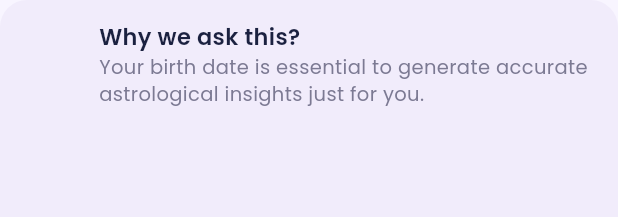
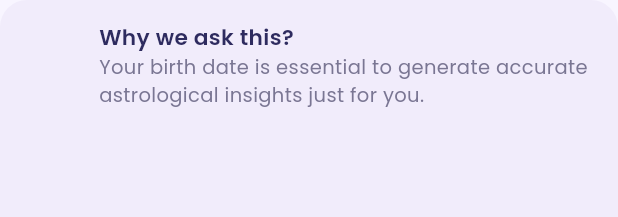
Before and after one commit to aaddrriisshh-dev/Asktro, a Flutter app: the InfoNote widget shown alone on an empty page, opened directly, on a phone screen of 412 x 824 dp. Shown: the top 217 px of the screen. Run offline on Flutter 3.47's test engine with Material 3 defaults, Android fonts, the phone set to English and light mode, and no system bars; our stand-ins replace cloud_firestore, cloud_functions, connectivity_plus, equatable, firebase_analytics, firebase_auth and 11 more; missing offline and left inert: razorpay_flutter; accounts and stored records are empty.

Commit message:
feat(customer): rebuild onboarding to approved design system + tokens
Apply the approved ASKTRO onboarding design system as the single source
of truth (onboarding_style.dart):
- Fonts: Cormorant Garamond (headings) + Poppins (body/buttons).
- Tokens: bg #F5F2FF, text #2E2B5F/#7A7693, gold #D4AF37, border #E8E1F8,
  soft shadow (y8/blur24/8%), radii btn18/input16/card24, 24px padding.

Fixes from device review:
- GoldButton is now full-width (56dp, r18) — the collapsed-oval bug is gone.
- Logo sized up; text-field focus outline removed; scenery de-conflicted.
- Titles are width-constrained so they never run under the illustration.

Illustration system (reusable-library approach): a small celestial asset
set (star field + corner glow + temple scenery) reused across all screens
for one consistent identity, plus ONE contextual illustration per screen
(moon, two figures, zodiac wheel, sun wheel, globe+pin, paired figures +
heart, speech bubbles) rendered as transparent vector PNGs.

Preview: docs/preview/asktro-onboarding-v3.png

Co-Authored-By: Claude Opus 4.8 <noreply@anthropic.com>
Claude-Session: https://claude.ai/code/session_01ARN2cW8n5nnHYScBdeGde2

```diff
--- a/apps/customer/lib/features/profile_setup/onboarding_style.dart
+++ b/apps/customer/lib/features/profile_setup/onboarding_style.dart
@@ -1,77 +1,93 @@
 import 'package:flutter/material.dart';
 import 'package:google_fonts/google_fonts.dart';
 
-/// Design tokens for the ASKTRO onboarding — a distinct navy + gold + serif
-/// language (replicated from the product design), kept local to this feature so
-/// it doesn't affect the rest of the app's purple/Poppins system.
+/// ASKTRO onboarding design system — the single source of truth for the
+/// celestial navy/gold look. Tokens below are the approved design spec; change
+/// them here and every onboarding screen updates. Kept local to this feature so
+/// the rest of the app is unaffected until we roll the system out app-wide.
 ///
-/// Fonts are best-match Google Fonts: Playfair Display for the elegant serif
-/// headings/buttons, Poppins for body. Swap `_heading` / `_body` here to change
-/// them everywhere in onboarding at once.
+///   Fonts   headings Cormorant Garamond · body/buttons Poppins
+///   Colors  bg #F5F2FF · text #2E2B5F/#7A7693 · gold #D4AF37 · border #E8E1F8
+///   Spacing pad 24 · section 32 · card 20 · radii btn18/input16/card24
 abstract final class Ob {
   // ---- palette ----
-  static const Color navy = Color(0xFF1B2140);
-  static const Color navySoft = Color(0xFF2A2E52);
+  static const Color bgColor = Color(0xFFF5F2FF);
+  static const Color surface = Color(0xFFFFFFFF);
+  static const Color navy = Color(0xFF2E2B5F); // primary text
+  static const Color grey = Color(0xFF7A7693); // secondary text
+  static const Color gold = Color(0xFFD4AF37);
+  static const Color goldDeep = Color(0xFFB8942A);
+  static const Color border = Color(0xFFE8E1F8);
   static const Color purple = Color(0xFF7E57C2);
   static const Color purpleDeep = Color(0xFF5E3FBE);
-  static const Color grey = Color(0xFF7C7A93);
-  static const Color card = Color(0xFFFFFFFF);
   static const Color lavender = Color(0xFFF1ECFB);
   static const Color lavenderChip = Color(0xFFEDE6FA);
-  static const Color line = Color(0xFFEDE8F6);
 
-  // gold
-  static const Color gold = Color(0xFFF3B928);
-  static const Color goldDeep = Color(0xFFEBA019);
-  static const Color goldSoft = Color(0xFFEBC974);
-  static const Color selectedFill = Color(0xFFFCF4D6);
-  static const Color selectedBorder = Color(0xFFF0C84C);
+  // selection (gold tint)
+  static const Color selectedFill = Color(0xFFFBF4DC);
+  static const Color selectedBorder = Color(0xFFE4C55C);
 
   static const LinearGradient goldGradient = LinearGradient(
     begin: Alignment.topLeft,
     end: Alignment.bottomRight,
-    colors: [Color(0xFFF7CE4F), Color(0xFFEEA51F)],
+    colors: [Color(0xFFEAD079), Color(0xFFD4AF37)],
   );
   static const LinearGradient goldCircle = LinearGradient(
     begin: Alignment.topLeft,
     end: Alignment.bottomRight,
-    colors: [Color(0xFFF9CD4B), Color(0xFFEFA824)],
+    colors: [Color(0xFFEBD27C), Color(0xFFCFA834)],
   );
 
-  static const LinearGradient bg = LinearGradient(
-    begin: Alignment.topCenter,
-    end: Alignment.bottomCenter,
-    colors: [Color(0xFFF6F2FC), Color(0xFFEFE8FA)],
-  );
+  // ---- spacing / sizing tokens ----
+  static const double screenPad = 24;
+  static const double section = 32;
+  static const double cardPad = 20;
+  static const double btnHeight = 56;
+  static const double btnRadius = 18;
+  static const double inputRadius = 16;
+  static const double cardRadius = 24;
+  static const double illoTop = 40;
 
+  // ---- shadows (very soft: y8, blur24, 8%) ----
   static List<BoxShadow> get softShadow => const [
-        BoxShadow(color: Color(0x14000000), blurRadius: 22, offset: Offset(0, 10)),
+        BoxShadow(color: Color(0x1419123A), blurRadius: 24, offset: Offset(0, 8)),
       ];
   static List<BoxShadow> get goldShadow => [
-        BoxShadow(color: gold.withValues(alpha: 0.42), blurRadius: 22, offset: const Offset(0, 10)),
+        BoxShadow(color: gold.withValues(alpha: 0.34), blurRadius: 20, offset: const Offset(0, 8)),
       ];
 
   // ---- type ----
-  static TextStyle _heading(double s, FontWeight w, Color c) =>
-      GoogleFonts.playfairDisplay(fontSize: s, fontWeight: w, color: c, height: 1.15);
-  static TextStyle _body(double s, FontWeight w, Color c) =>
-      GoogleFonts.poppins(fontSize: s, fontWeight: w, color: c, height: 1.4);
+  static TextStyle _h(double s, FontWeight w, Color c) =>
+      GoogleFonts.cormorantGaramond(fontSize: s, fontWeight: w, color: c, height: 1.1);
+  static TextStyle _b(double s, FontWeight w, Color c) =>
+      GoogleFonts.poppins(fontSize: s, fontWeight: w, color: c, height: 1.45);
 
-  static TextStyle get display => _heading(34, FontWeight.w700, navy);
-  static TextStyle get title => _heading(30, FontWeight.w600, navy);
-  static TextStyle get titleAccent => _heading(30, FontWeight.w600, purpleDeep);
-  static TextStyle get button => _heading(20, FontWeight.w600, navy);
-  static TextStyle get subtitle => _body(15, FontWeight.w400, grey);
-  static TextStyle get option => _body(17, FontWeight.w500, navy);
-  static TextStyle get noteTitle => _body(15, FontWeight.w600, navy);
-  static TextStyle get note => _body(13, FontWeight.w400, grey);
-  static TextStyle get secure => _body(13, FontWeight.w500, grey);
-  static TextStyle get sectionLabel => _body(15, FontWeight.w600, navy);
-  static TextStyle get wheel => _body(20, FontWeight.w600, navy);
-  static TextStyle get wheelFaint => _body(18, FontWeight.w400, const Color(0xFFBBB5CC));
+  static TextStyle get hero => _h(46, FontWeight.w700, navy);
+  static TextStyle get display => _h(40, FontWeight.w700, navy);
+  static TextStyle get title => _h(34, FontWeight.w700, navy);
+  static TextStyle get titleAccent => _h(34, FontWeight.w700, purple);
+  static TextStyle get subtitle => _b(15, FontWeight.w400, grey);
+  static TextStyle get subtitleLg => _b(19, FontWeight.w400, navy);
+  static TextStyle get button => _b(17, FontWeight.w600, navy);
+  static TextStyle get option => _b(16, FontWeight.w500, navy);
+  static TextStyle get noteTitle => _b(14.5, FontWeight.w600, navy);
+  static TextStyle get note => _b(13, FontWeight.w400, grey);
+  static TextStyle get secure => _b(13, FontWeight.w500, grey);
+  static TextStyle get sectionLabel => _b(15, FontWeight.w600, navy);
+  static TextStyle get wheel => _b(20, FontWeight.w600, navy);
+  static TextStyle get optionLabel => _h(24, FontWeight.w600, navy); // gender card labels
 
   // ---- assets ----
-  static const String zodiac = 'assets/onboarding/zodiac_wheel.png';
+  static const String stars = 'assets/onboarding/dc_stars.png';
+  static const String glow = 'assets/onboarding/dc_glow.png';
   static const String scenery = 'assets/onboarding/scenery.png';
   static const String gift = 'assets/onboarding/giftbox.png';
+
+  static const String ilName = 'assets/onboarding/il_name.png';
+  static const String ilGender = 'assets/onboarding/il_gender.png';
+  static const String ilDate = 'assets/onboarding/il_date.png';
+  static const String ilTime = 'assets/onboarding/il_time.png';
+  static const String ilPlace = 'assets/onboarding/il_place.png';
+  static const String ilRel = 'assets/onboarding/il_rel.png';
+  static const String ilLang = 'assets/onboarding/il_lang.png';
 }
```
Also changed, not shown: apps/customer/lib/features/profile_setup/onboarding_widgets.dart (+58 -51 lines), apps/customer/lib/features/profile_setup/profile_setup_screen.dart (+101 -225 lines), apps/customer/assets/onboarding/dc_glow.png (added), apps/customer/assets/onboarding/dc_stars.png (added), apps/customer/assets/onboarding/il_date.png (added), apps/customer/assets/onboarding/il_gender.png (added), apps/customer/assets/onboarding/il_lang.png (added), apps/customer/assets/onboarding/il_name.png (added), apps/customer/assets/onboarding/il_place.png (added), apps/customer/assets/onboarding/il_rel.png (added), apps/customer/assets/onboarding/il_time.png (added), docs/preview/asktro-onboarding-v3.png (added).
